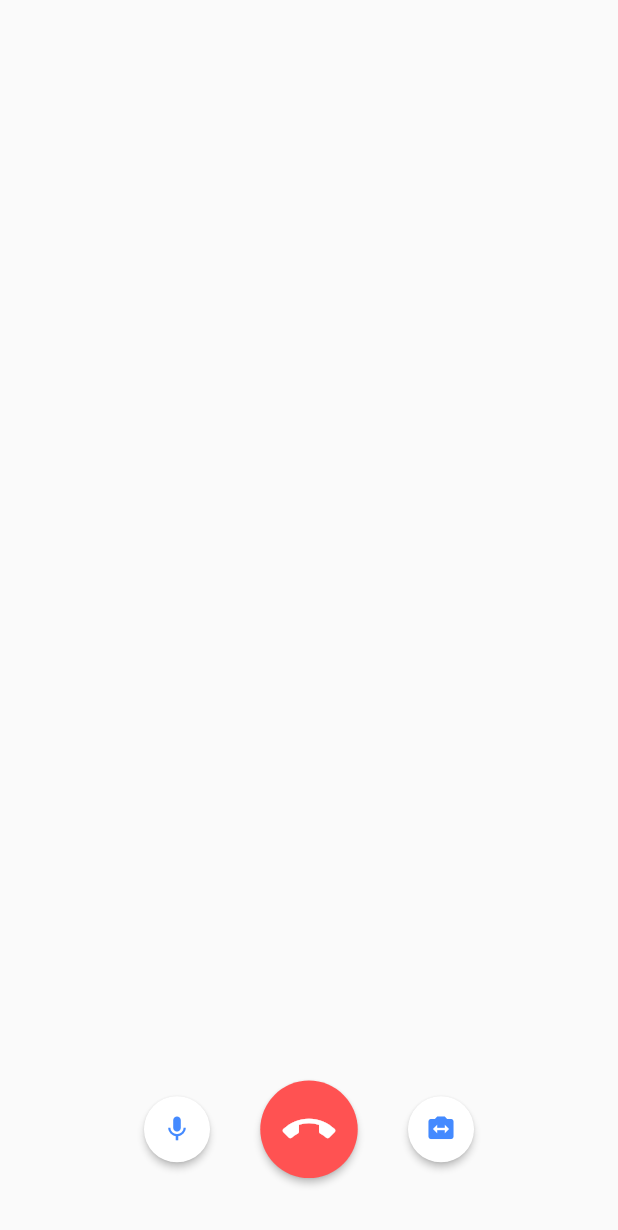
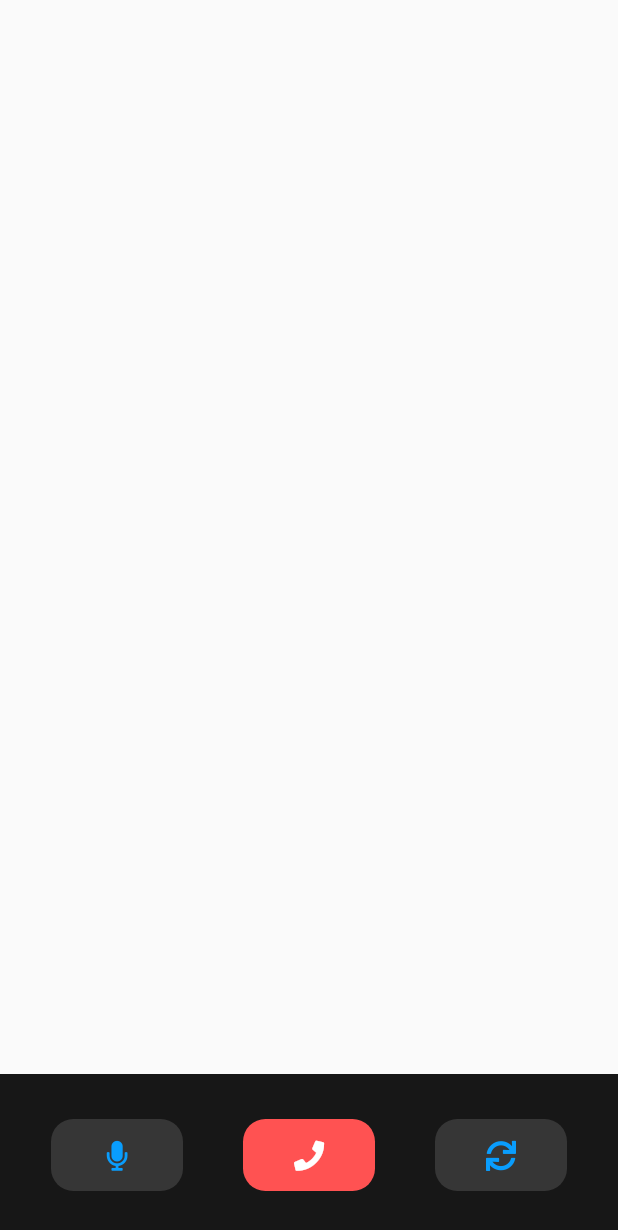
Before and after one commit to 44t4nk1/agora-flutter-task, a Flutter app: the CallPage screen opened directly, on a phone screen of 412 x 824 dp. Shown: the top 1230 px of the screen. Run offline on Flutter 3.47's test engine with Material 2 defaults, Android fonts, the phone set to English and light mode, and no system bars; our stand-ins replace font_awesome_flutter, permission_handler; missing offline and left inert: agora_rtc_engine, draggable_widget.

Commit message:
ui donee

```diff
--- a/agoraapp/lib/pages/call.dart
+++ b/agoraapp/lib/pages/call.dart
@@ -3,7 +3,9 @@ import 'dart:async';
 import 'package:agora_rtc_engine/rtc_engine.dart' as agorartc;
 import 'package:agora_rtc_engine/rtc_local_view.dart' as RtcLocalView;
 import 'package:agora_rtc_engine/rtc_remote_view.dart' as RtcRemoteView;
+import 'package:draggable_widget/draggable_widget.dart';
 import 'package:flutter/material.dart';
+import 'package:font_awesome_flutter/font_awesome_flutter.dart';
 
 import '../utils/settings.dart';
 
@@ -26,6 +28,7 @@ class _CallPageState extends State<CallPage> {
   final _infoStrings = <String>[];
   bool muted = false;
   agorartc.RtcEngine _engine;
+  DragController dragController;
 
   @override
   void dispose() {
@@ -127,10 +130,8 @@ class _CallPageState extends State<CallPage> {
   /// Video view row wrapper
   Widget _expandedVideoRow(List<Widget> views) {
     final wrappedViews = views.map<Widget>(_videoView).toList();
-    return Expanded(
-      child: Row(
+    return Row(
       children: wrappedViews,
-      ),
     );
   }
 
@@ -144,21 +145,30 @@ class _CallPageState extends State<CallPage> {
           children: <Widget>[_videoView(views[0])],
         ));
       case 2:
-        return Container(
-            child: Stack(
+        return Stack(
           children: <Widget>[
             _expandedVideoRow([views[1]]),
-            Container(
+            DraggableWidget(
+              bottomMargin: 160,
+              topMargin: 50,
+              intialVisibility: true,
+              horizontalSapce: 10,
+              shadowBorderRadius: 1,
+              child: Container(
                 decoration: BoxDecoration(
                   borderRadius: BorderRadius.all(
                     Radius.circular(20),
                   ),
                 ),
-              margin: EdgeInsets.all(50),
+                height: 200,
+                width: 100,
                 child: _expandedVideoRow([views[0]]),
               ),
+              initialPosition: AnchoringPosition.topRight,
+              dragController: dragController,
+            )
           ],
-        ));
+        );
       case 3:
         return Container(
             child: Column(
@@ -177,46 +187,67 @@ class _CallPageState extends State<CallPage> {
   /// Toolbar layout
   Widget _toolbar() {
     return Container(
+      decoration: BoxDecoration(
+        color: Color(0xff171717),
+      ),
       alignment: Alignment.bottomCenter,
-      padding: const EdgeInsets.symmetric(vertical: 20),
+      padding: const EdgeInsets.symmetric(vertical: 30),
       child: Row(
         mainAxisAlignment: MainAxisAlignment.center,
         children: <Widget>[
-          RawMaterialButton(
+          Container(
+            margin: EdgeInsets.symmetric(horizontal: 20),
+            decoration: BoxDecoration(
+              color: Color(0xff363636),
+              borderRadius: BorderRadius.all(
+                Radius.circular(15),
+              ),
+            ),
+            child: FlatButton(
               onPressed: _onToggleMute,
               child: Icon(
-              muted ? Icons.mic_off : Icons.mic,
-              color: muted ? Colors.white : Colors.blueAccent,
+                muted ? FontAwesomeIcons.microphoneSlash : FontAwesomeIcons.microphone,
+                color: muted ? Colors.white : Color(0xff099DFD),
                 size: 20.0,
               ),
-            shape: CircleBorder(),
-            elevation: 2.0,
-            fillColor: muted ? Colors.blueAccent : Colors.white,
               padding: const EdgeInsets.all(12.0),
             ),
-          RawMaterialButton(
+          ),
+          Container(
+            margin: EdgeInsets.symmetric(horizontal: 20),
+            decoration: BoxDecoration(
+              color: Colors.redAccent,
+              borderRadius: BorderRadius.all(
+                Radius.circular(15),
+              ),
+            ),
+            child: FlatButton(
               onPressed: () => _onCallEnd(context),
               child: Icon(
-              Icons.call_end,
+                FontAwesomeIcons.phone,
                 color: Colors.white,
-              size: 35.0,
+                size: 20.0,
               ),
-            shape: CircleBorder(),
-            elevation: 2.0,
-            fillColor: Colors.redAccent,
-            padding: const EdgeInsets.all(15.0),
+              padding: const EdgeInsets.all(12.0),
             ),
-          RawMaterialButton(
+          ),
+          Container(
+            margin: EdgeInsets.symmetric(horizontal: 20),
+            decoration: BoxDecoration(
+              color: Color(0xff363636),
+              borderRadius: BorderRadius.all(
+                Radius.circular(15),
+              ),
+            ),
+            child: FlatButton(
               onPressed: _onSwitchCamera,
               child: Icon(
-              Icons.switch_camera,
-              color: Colors.blueAccent,
+                FontAwesomeIcons.sync,
+                color: Color(0xff099DFD),
                 size: 20.0,
               ),
-            shape: CircleBorder(),
-            elevation: 2.0,
-            fillColor: Colors.white,
               padding: const EdgeInsets.all(12.0),
+            ),
           )
         ],
       ),
@@ -245,9 +276,11 @@ class _CallPageState extends State<CallPage> {
       body: Center(
         child: Column(
           children: <Widget>[
-            Container(
+            Expanded(
+              child: Container(
                 height: size.height * 8.5 / 10,
                 child: _viewRows(),
+              ),
             ),
             _toolbar(),
           ],
--- a/agoraapp/pubspec.yaml
+++ b/agoraapp/pubspec.yaml
@@ -29,6 +29,7 @@ dependencies:
   # Use with the CupertinoIcons class for iOS style icons.
   cupertino_icons: ^1.0.1
   font_awesome_flutter: ^8.10.1
+  draggable_widget: ^1.0.1
   agora_rtc_engine:
   permission_handler:
 
```
Also changed, not shown: agoraapp/pubspec.lock. Lines whose indentation alone changed are shown as unchanged.
